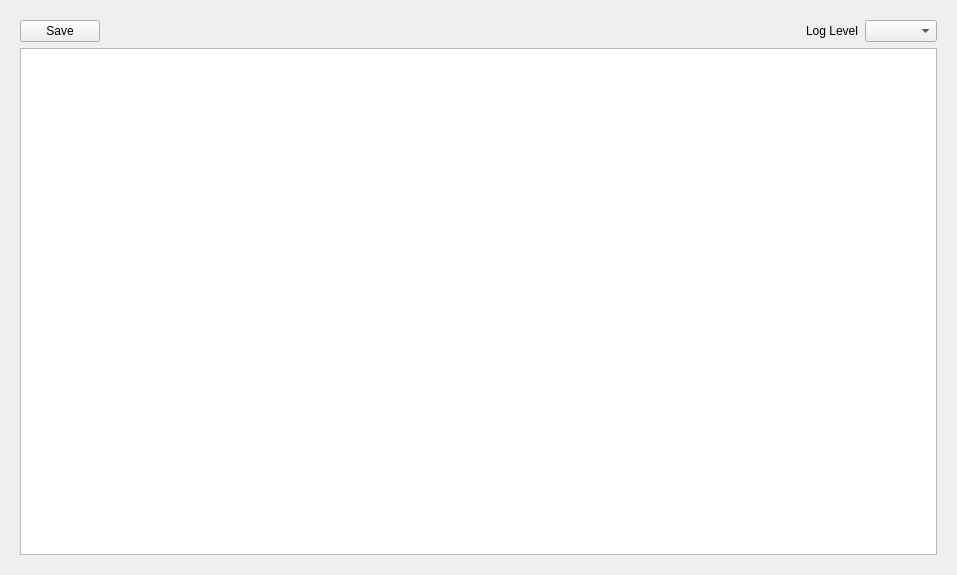
Before: the Qt Designer form software/host/qtmon/logwindow.ui in tag-designs/software, drawn with Qt 5.
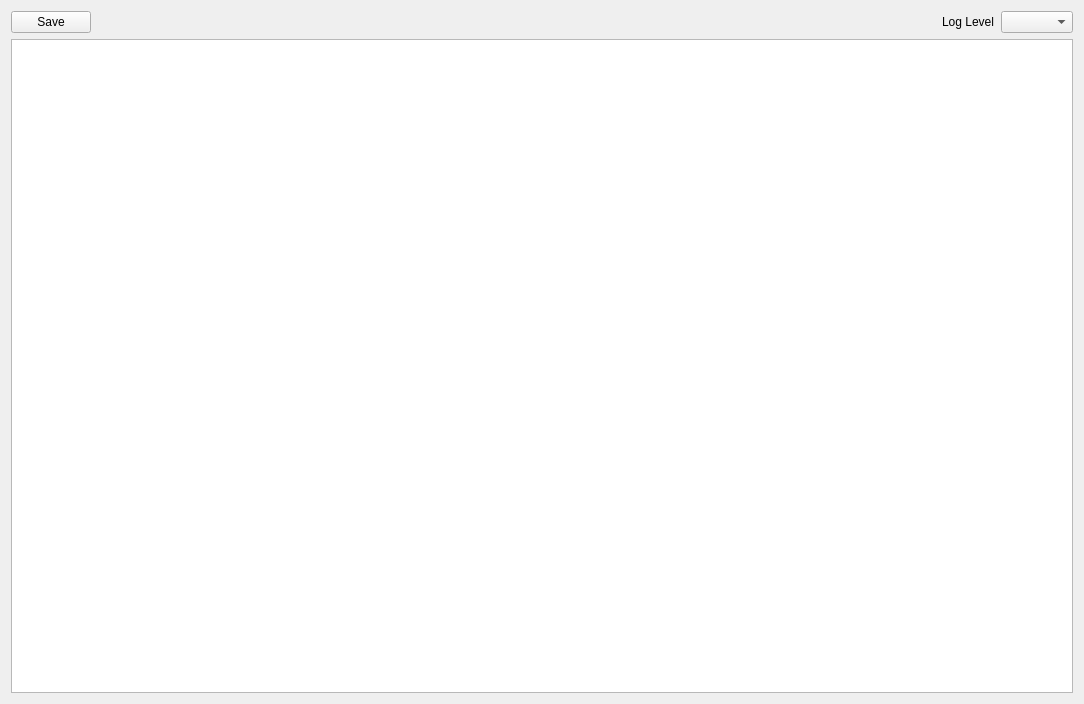
After: the same form once the commit is applied.

Diff of the .ui file:
```diff
--- a/software/host/qtmon/logwindow.ui
+++ b/software/host/qtmon/logwindow.ui
@@ -6,8 +6,8 @@
    <rect>
     <x>0</x>
     <y>0</y>
-    <width>957</width>
-    <height>575</height>
+    <width>1084</width>
+    <height>704</height>
    </rect>
   </property>
   <property name="windowTitle">
@@ -15,9 +15,6 @@
   </property>
   <layout class="QVBoxLayout" name="verticalLayout">
    <item>
-    <widget class="QWidget" name="errorLog" native="true">
-     <layout class="QVBoxLayout" name="verticalLayout_6">
-      <item>
        <layout class="QHBoxLayout" name="horizontalLayout_2">
         <item>
          <widget class="QPushButton" name="logsaveButton">
@@ -69,9 +66,6 @@
         <property name="readOnly">
          <bool>true</bool>
         </property>
-       </widget>
-      </item>
-     </layout>
     </widget>
    </item>
   </layout>
```
Lines whose indentation alone changed are shown as unchanged.
